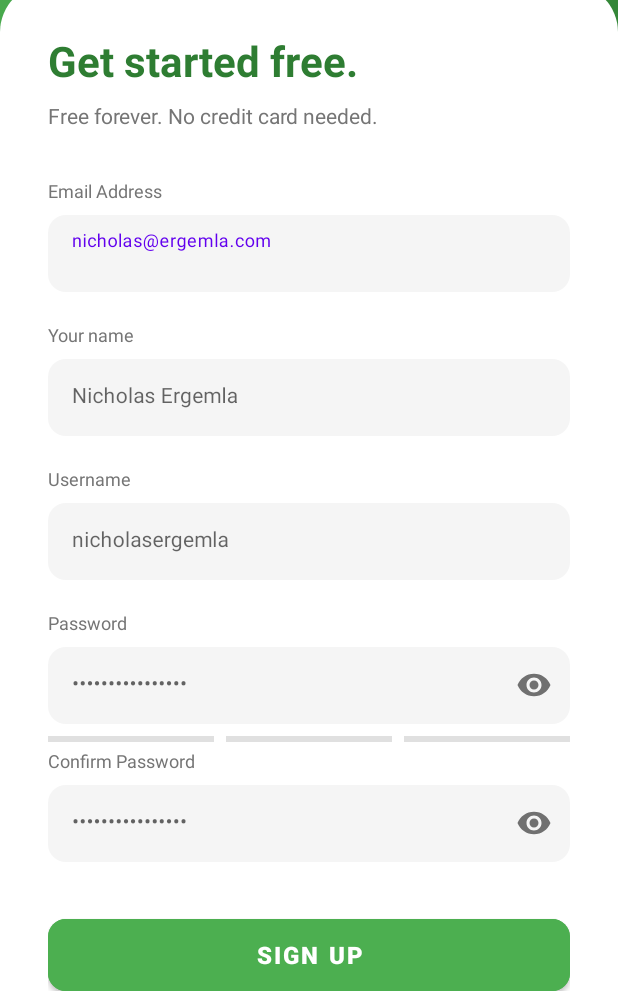
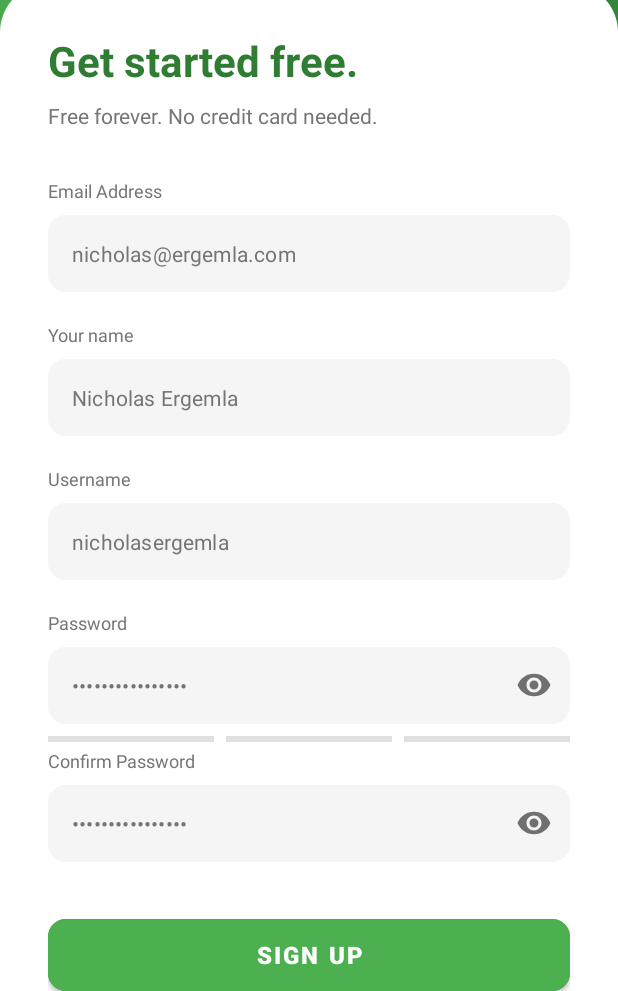
Before and after one commit to TrendoD/Nutri-Mate, an Android app: the RegisterActivity screen opened directly, with no data from a screen before it, on a phone screen of 412 x 824 dp, the part 245-1236 px from its top. Run offline under Robolectric (Android 15) with nearby library versions, the phone set to English and light mode, and no system bars; our stand-ins replace Room's generated code.

Commit message:
Improve hint appearance in login and register forms
Disabled floating hints and set custom hint text color for input fields in both login and registration layouts. This enhances the visual consistency and clarity of placeholder text for users.

```diff
--- a/app/src/main/res/layout/activity_login.xml
+++ b/app/src/main/res/layout/activity_login.xml
@@ -100,13 +100,15 @@
                 app:boxCornerRadiusBottomStart="12dp"
                 app:boxCornerRadiusBottomEnd="12dp"
                 app:boxStrokeWidth="0dp"
-                app:boxStrokeWidthFocused="0dp">
+                app:boxStrokeWidthFocused="0dp"
+                app:hintEnabled="false">
 
                 <com.google.android.material.textfield.TextInputEditText
                     android:id="@+id/etUsername"
                     android:layout_width="match_parent"
                     android:layout_height="wrap_content"
                     android:hint="nicholas@ergemla.com"
+                    android:textColorHint="@color/gray_text"
                     android:inputType="textEmailAddress"
                     android:textSize="14sp"
                     android:paddingVertical="16dp" />
@@ -132,13 +134,15 @@
                 app:boxCornerRadiusBottomStart="12dp"
                 app:boxCornerRadiusBottomEnd="12dp"
                 app:boxStrokeWidth="0dp"
-                app:boxStrokeWidthFocused="0dp">
+                app:boxStrokeWidthFocused="0dp"
+                app:hintEnabled="false">
 
                 <com.google.android.material.textfield.TextInputEditText
                     android:id="@+id/etPassword"
                     android:layout_width="match_parent"
                     android:layout_height="wrap_content"
                     android:hint="••••••••••••••••"
+                    android:textColorHint="@color/gray_text"
                     android:inputType="textPassword"
                     android:textSize="14sp"
                     android:paddingVertical="16dp" />
--- a/app/src/main/res/layout/activity_register.xml
+++ b/app/src/main/res/layout/activity_register.xml
@@ -102,13 +102,15 @@
                 app:boxCornerRadiusBottomStart="12dp"
                 app:boxCornerRadiusBottomEnd="12dp"
                 app:boxStrokeWidth="0dp"
-                app:boxStrokeWidthFocused="0dp">
+                app:boxStrokeWidthFocused="0dp"
+                app:hintEnabled="false">
 
                 <com.google.android.material.textfield.TextInputEditText
                     android:id="@+id/etEmail"
                     android:layout_width="match_parent"
                     android:layout_height="wrap_content"
                     android:hint="nicholas@ergemla.com"
+                    android:textColorHint="@color/gray_text"
                     android:inputType="textEmailAddress"
                     android:textSize="14sp"
                     android:paddingVertical="16dp" />
@@ -133,13 +135,15 @@
                 app:boxCornerRadiusBottomStart="12dp"
                 app:boxCornerRadiusBottomEnd="12dp"
                 app:boxStrokeWidth="0dp"
-                app:boxStrokeWidthFocused="0dp">
+                app:boxStrokeWidthFocused="0dp"
+                app:hintEnabled="false">
 
                 <com.google.android.material.textfield.TextInputEditText
                     android:id="@+id/etFullName"
                     android:layout_width="match_parent"
                     android:layout_height="wrap_content"
                     android:hint="Nicholas Ergemla"
+                    android:textColorHint="@color/gray_text"
                     android:inputType="textPersonName"
                     android:textSize="14sp"
                     android:paddingVertical="16dp" />
@@ -164,13 +168,15 @@
                 app:boxCornerRadiusBottomStart="12dp"
                 app:boxCornerRadiusBottomEnd="12dp"
                 app:boxStrokeWidth="0dp"
-                app:boxStrokeWidthFocused="0dp">
+                app:boxStrokeWidthFocused="0dp"
+                app:hintEnabled="false">
 
                 <com.google.android.material.textfield.TextInputEditText
                     android:id="@+id/etUsername"
                     android:layout_width="match_parent"
                     android:layout_height="wrap_content"
                     android:hint="nicholasergemla"
+                    android:textColorHint="@color/gray_text"
                     android:inputType="text"
                     android:textSize="14sp"
                     android:paddingVertical="16dp" />
@@ -197,13 +203,15 @@
                 app:boxCornerRadiusBottomEnd="12dp"
                 app:boxStrokeWidth="0dp"
                 app:boxStrokeWidthFocused="0dp"
-                app:endIconTint="@color/green_primary">
+                app:endIconTint="@color/green_primary"
+                app:hintEnabled="false">
 
                 <com.google.android.material.textfield.TextInputEditText
                     android:id="@+id/etPassword"
                     android:layout_width="match_parent"
                     android:layout_height="wrap_content"
                     android:hint="••••••••••••••••"
+                    android:textColorHint="@color/gray_text"
                     android:inputType="textPassword"
                     android:textSize="14sp"
                     android:paddingVertical="16dp" />
@@ -270,13 +278,15 @@
                 app:boxCornerRadiusBottomEnd="12dp"
                 app:boxStrokeWidth="0dp"
                 app:boxStrokeWidthFocused="0dp"
-                app:endIconTint="@color/green_primary">
+                app:endIconTint="@color/green_primary"
+                app:hintEnabled="false">
 
                 <com.google.android.material.textfield.TextInputEditText
                     android:id="@+id/etConfirmPassword"
                     android:layout_width="match_parent"
                     android:layout_height="wrap_content"
                     android:hint="••••••••••••••••"
+                    android:textColorHint="@color/gray_text"
                     android:inputType="textPassword"
                     android:textSize="14sp"
                     android:paddingVertical="16dp" />
```
